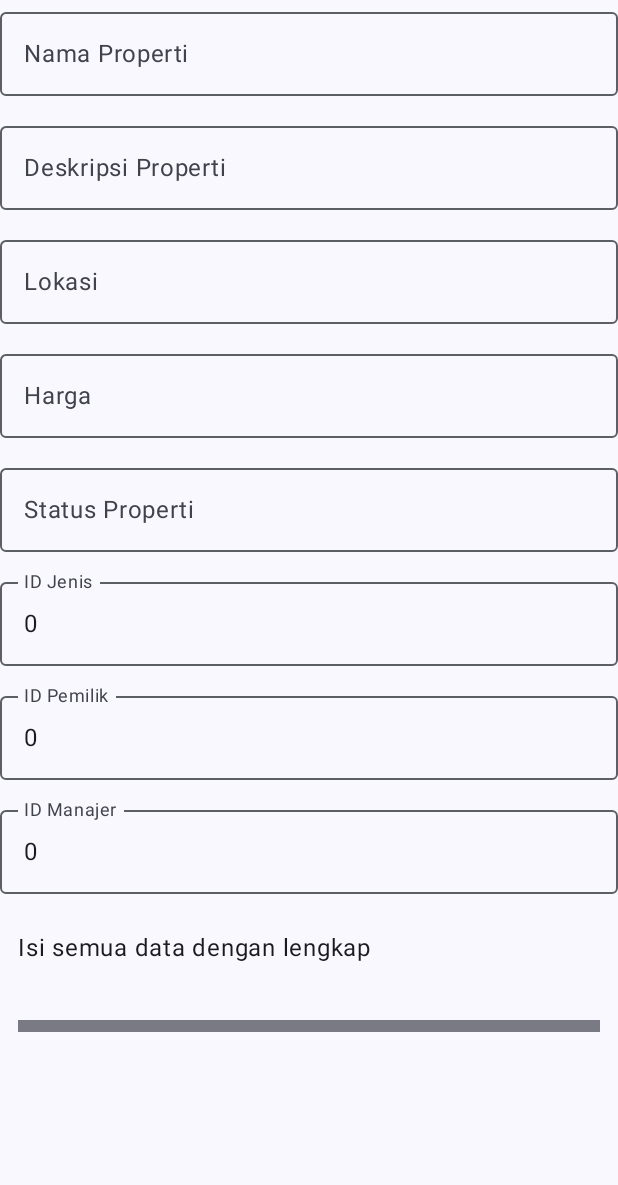
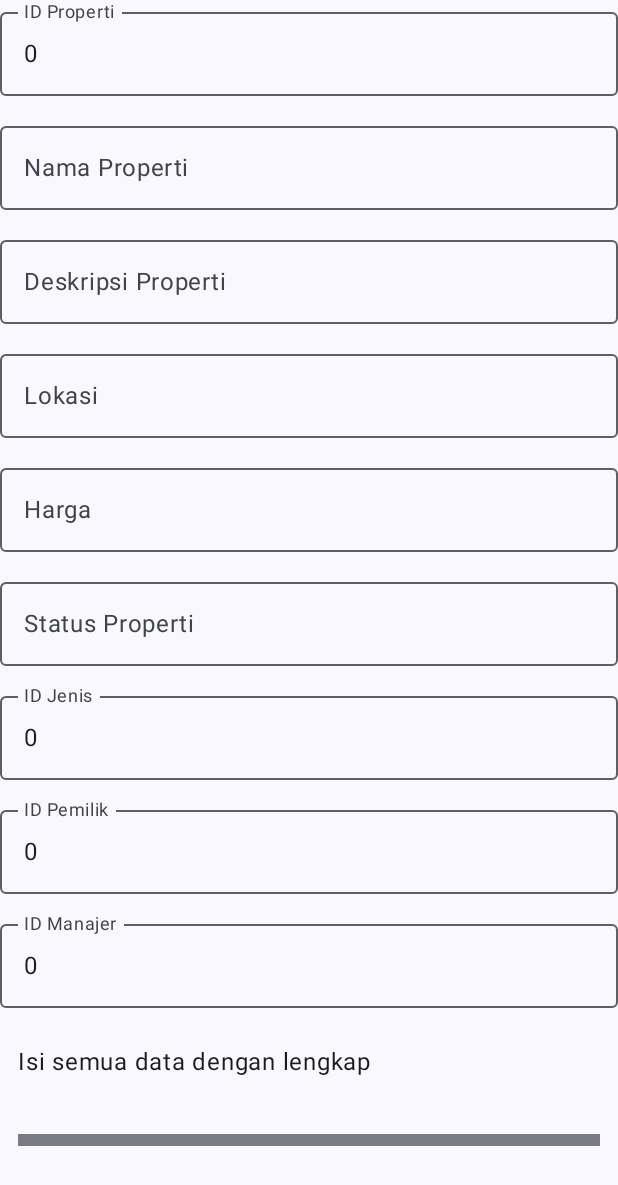
Before and after one commit to Ryvqi/A4_169, an Android app built with Jetpack Compose: the composable FormInputProperti shown on its own in the app's theme, on a phone screen of 412 x 824 dp. Shown: the top 1185 px of the screen. Run offline under Robolectric (Android 15) with nearby library versions, the phone set to English and light mode, and no system bars.

Commit message:
add outlinedtextfield for id properti

```diff
--- a/app/src/main/java/com/example/bisnisproperti/ui/view/properti/InsertPropertiView.kt
+++ b/app/src/main/java/com/example/bisnisproperti/ui/view/properti/InsertPropertiView.kt
@@ -107,6 +107,14 @@ fun FormInputProperti(
         verticalArrangement = Arrangement.spacedBy(12.dp)
     ) {
         OutlinedTextField(
+            value = insertUiEvent.idProperti.toString(),
+            onValueChange = { onValueChange(insertUiEvent.copy(idProperti = it.toIntOrNull() ?: 0)) },
+            label = { Text("ID Properti") },
+            modifier = Modifier.fillMaxWidth(),
+            enabled = enabled,
+            singleLine = true
+        )
+        OutlinedTextField(
             value = insertUiEvent.namaProperti,
             onValueChange = { onValueChange(insertUiEvent.copy(namaProperti = it)) },
             label = { Text("Nama Properti") },
```
